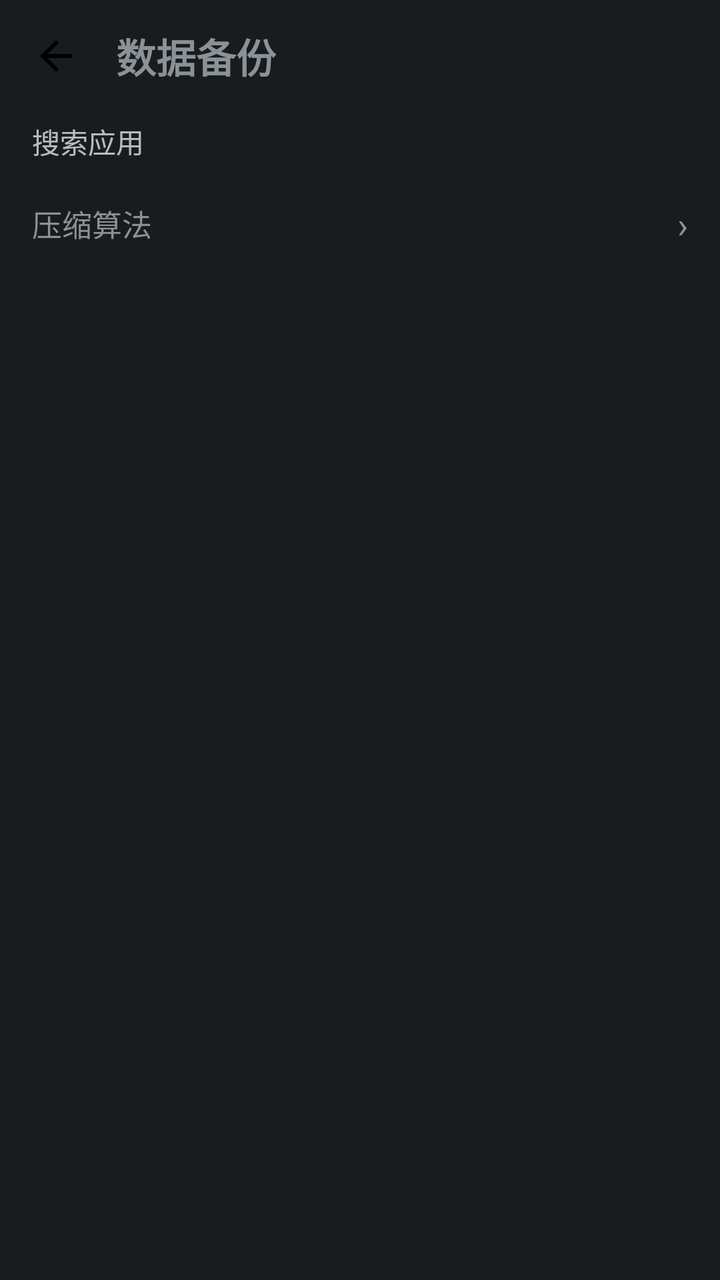
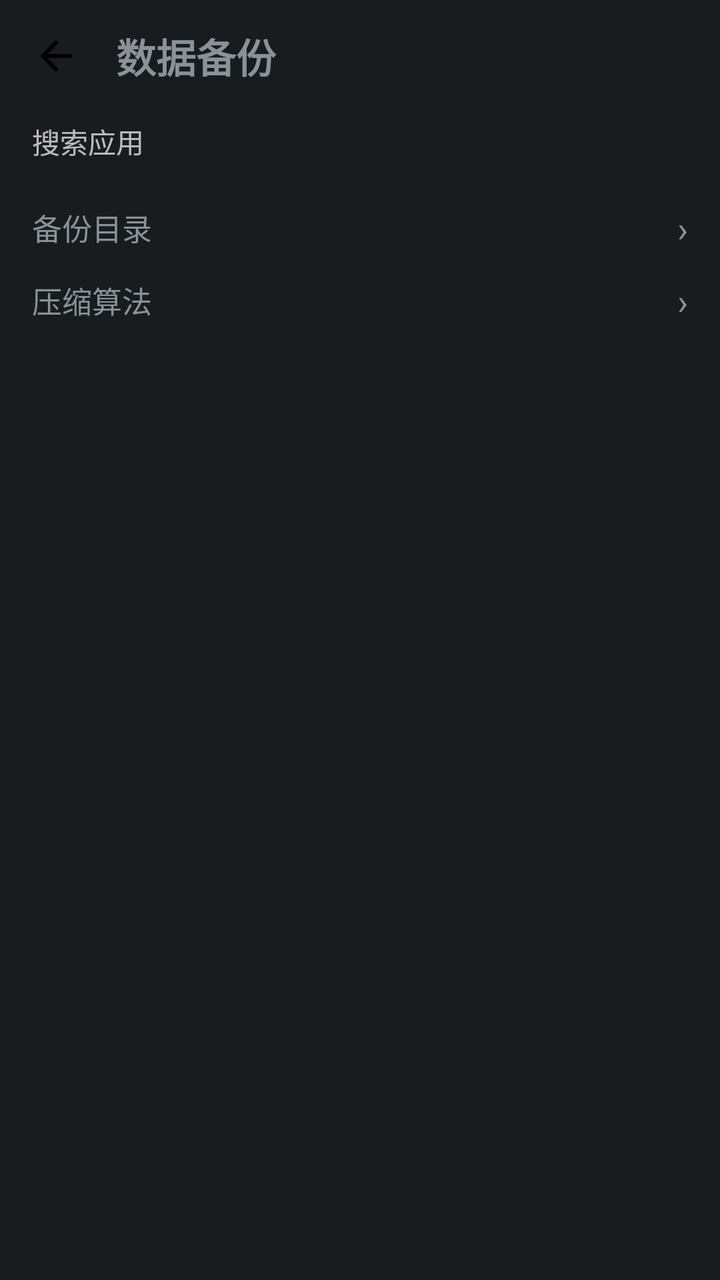

An Android layout rendered at two revisions. The XML below is the earlier revision; the diff shows what the commit changed to produce the second picture.
<!-- AndroidManifest.xml: application theme android:Theme.DeviceDefault.NoActionBar -->
<!-- res/layout/activity_backup.xml -->
<?xml version="1.0" encoding="utf-8"?>
<LinearLayout xmlns:android="http://schemas.android.com/apk/res/android"
    android:id="@+id/bk_root"
    android:layout_width="match_parent"
    android:layout_height="match_parent"
    android:orientation="vertical">

    <LinearLayout
        android:id="@+id/bk_header"
        android:layout_width="match_parent"
        android:layout_height="56dp"
        android:orientation="horizontal"
        android:gravity="center_vertical"
        android:paddingStart="6dp"
        android:paddingEnd="12dp">

        <ImageButton
            android:id="@+id/bk_back"
            android:layout_width="44dp"
            android:layout_height="44dp"
            android:padding="10dp"
            android:background="?android:attr/selectableItemBackgroundBorderless"
            android:src="@drawable/ic_back"
            android:scaleType="fitCenter"
            android:contentDescription="返回" />

        <TextView
            android:id="@+id/bk_title"
            android:layout_width="0dp"
            android:layout_height="wrap_content"
            android:layout_weight="1"
            android:layout_marginStart="8dp"
            android:text="@string/sec_backup"
            android:textSize="20sp"
            android:textStyle="bold" />

        
        <TextView
            android:id="@+id/bk_add"
            android:layout_width="wrap_content"
            android:layout_height="wrap_content"
            android:paddingStart="12dp"
            android:paddingEnd="12dp"
            android:paddingTop="8dp"
            android:paddingBottom="8dp"
            android:text="＋"
            android:textSize="20sp"
            android:visibility="gone" />

        
        <TextView
            android:id="@+id/bk_import"
            android:layout_width="wrap_content"
            android:layout_height="wrap_content"
            android:paddingStart="10dp"
            android:paddingEnd="10dp"
            android:paddingTop="8dp"
            android:paddingBottom="8dp"
            android:text="@string/backup_import"
            android:textSize="13sp"
            android:visibility="gone" />

        
        <TextView
            android:id="@+id/bk_sel_count"
            android:layout_width="wrap_content"
            android:layout_height="wrap_content"
            android:textSize="13sp"
            android:visibility="gone" />

        <TextView
            android:id="@+id/bk_sel_all"
            android:layout_width="wrap_content"
            android:layout_height="wrap_content"
            android:paddingStart="12dp"
            android:paddingEnd="12dp"
            android:paddingTop="8dp"
            android:paddingBottom="8dp"
            android:text="@string/backup_sel_all"
            android:textSize="13sp"
            android:visibility="gone" />

        <TextView
            android:id="@+id/bk_sel_inv"
            android:layout_width="wrap_content"
            android:layout_height="wrap_content"
            android:paddingStart="8dp"
            android:paddingEnd="8dp"
            android:paddingTop="8dp"
            android:paddingBottom="8dp"
            android:text="@string/backup_invert"
            android:textSize="13sp"
            android:visibility="gone" />

        <TextView
            android:id="@+id/bk_sel_more"
            android:layout_width="wrap_content"
            android:layout_height="wrap_content"
            android:paddingStart="8dp"
            android:paddingEnd="4dp"
            android:paddingTop="8dp"
            android:paddingBottom="8dp"
            android:text="⋮"
            android:textSize="20sp"
            android:visibility="gone" />
    </LinearLayout>

    
    <LinearLayout
        android:layout_width="match_parent"
        android:layout_height="wrap_content"
        android:orientation="horizontal"
        android:gravity="center_vertical"
        android:paddingStart="16dp"
        android:paddingEnd="12dp"
        android:paddingBottom="6dp">

        <EditText
            android:id="@+id/bk_search"
            android:layout_width="0dp"
            android:layout_height="wrap_content"
            android:layout_weight="1"
            android:hint="@string/backup_search_hint"
            android:inputType="text"
            android:maxLines="1"
            android:textSize="14sp"
            android:background="@null" />

        <TextView
            android:id="@+id/bk_filter"
            android:layout_width="wrap_content"
            android:layout_height="wrap_content"
            android:paddingStart="10dp"
            android:paddingEnd="4dp"
            android:paddingTop="6dp"
            android:paddingBottom="6dp"
            android:textSize="13sp" />
    </LinearLayout>

    <TextView
        android:id="@+id/bk_hint"
        android:layout_width="match_parent"
        android:layout_height="wrap_content"
        android:paddingStart="16dp"
        android:paddingEnd="16dp"
        android:paddingBottom="8dp"
        android:lineSpacingExtra="3dp"
        android:textSize="12sp"
        android:visibility="gone" />

    <LinearLayout
        android:id="@+id/bk_algo_row"
        android:layout_width="match_parent"
        android:layout_height="wrap_content"
        android:orientation="horizontal"
        android:gravity="center_vertical"
        android:paddingStart="16dp"
        android:paddingEnd="16dp"
        android:paddingTop="8dp"
        android:paddingBottom="10dp"
        android:background="?android:attr/selectableItemBackground">

        <TextView
            android:id="@+id/bk_algo_label"
            android:layout_width="0dp"
            android:layout_height="wrap_content"
            android:layout_weight="1"
            android:text="@string/backup_algo_row"
            android:textSize="15sp" />

        <TextView
            android:id="@+id/bk_algo_value"
            android:layout_width="wrap_content"
            android:layout_height="wrap_content"
            android:layout_marginEnd="4dp"
            android:textSize="13sp" />

        <TextView
            android:id="@+id/bk_algo_arrow"
            android:layout_width="wrap_content"
            android:layout_height="wrap_content"
            android:text="›"
            android:textSize="18sp" />
    </LinearLayout>

    
    <LinearLayout
        android:id="@+id/bk_progress"
        android:layout_width="match_parent"
        android:layout_height="wrap_content"
        android:orientation="horizontal"
        android:gravity="center_vertical"
        android:paddingStart="16dp"
        android:paddingEnd="16dp"
        android:paddingTop="8dp"
        android:paddingBottom="4dp"
        android:visibility="gone">

        <ProgressBar
            android:id="@+id/bk_progress_bar"
            style="?android:attr/progressBarStyleHorizontal"
            android:layout_width="0dp"
            android:layout_height="wrap_content"
            android:layout_weight="1"
            android:max="100" />

        <TextView
            android:id="@+id/bk_progress_text"
            android:layout_width="wrap_content"
            android:layout_height="wrap_content"
            android:layout_marginStart="12dp"
            android:textSize="13sp" />
    </LinearLayout>

    <View
        android:id="@+id/bk_divider"
        android:layout_width="match_parent"
        android:layout_height="1dp" />

    <FrameLayout
        android:layout_width="match_parent"
        android:layout_height="0dp"
        android:layout_weight="1">

        <ListView
            android:id="@+id/bk_list"
            android:layout_width="match_parent"
            android:layout_height="match_parent"
            android:divider="@null"
            android:scrollbars="vertical" />

        <TextView
            android:id="@+id/bk_empty"
            android:layout_width="match_parent"
            android:layout_height="wrap_content"
            android:layout_gravity="center"
            android:gravity="center"
            android:padding="32dp"
            android:lineSpacingExtra="4dp"
            android:text="@string/backup_empty_hint"
            android:textSize="13sp"
            android:visibility="gone" />
    </FrameLayout>
</LinearLayout>
<!-- resources referenced by this layout -->
<resources>
  <!-- drawable ic_back (drawable) -->
  <?xml version="1.0" encoding="utf-8"?>
  <vector xmlns:android="http://schemas.android.com/apk/res/android"
      android:width="24dp"
      android:height="24dp"
      android:viewportWidth="24"
      android:viewportHeight="24">
      <path
          android:fillColor="#FF000000"
          android:pathData="M20,11H7.83l5.59,-5.59L12,4l-8,8l8,8l1.41,-1.41L7.83,13H20v-2z" />
  </vector>
  <string name="backup_algo_row">压缩算法</string>
  <string name="backup_empty_hint">还没有备份。
  
  长按应用选「备份数据」可以随时建一份；克隆数据时目标空间原来的数据也会自动留一份在这里，可以选择压缩、恢复或导出。</string>
  <string name="backup_import">导入</string>
  <string name="backup_invert">反选</string>
  <string name="backup_search_hint">搜索应用</string>
  <string name="backup_sel_all">全选</string>
  <string name="sec_backup">数据备份</string>
</resources>

<!-- the commit's change to res/layout/activity_backup.xml (unified diff, before → after) -->
@@ -49,19 +49,6 @@
 
         
         <TextView
-            android:id="@+id/bk_import"
-            android:layout_width="wrap_content"
-            android:layout_height="wrap_content"
-            android:paddingStart="10dp"
-            android:paddingEnd="10dp"
-            android:paddingTop="8dp"
-            android:paddingBottom="8dp"
-            android:text="@string/backup_import"
-            android:textSize="13sp"
-            android:visibility="gone" />
-
-        
-        <TextView
             android:id="@+id/bk_sel_count"
             android:layout_width="wrap_content"
             android:layout_height="wrap_content"
@@ -147,6 +134,45 @@
         android:lineSpacingExtra="3dp"
         android:textSize="12sp"
         android:visibility="gone" />
+
+    <LinearLayout
+        android:id="@+id/bk_dir_row"
+        android:layout_width="match_parent"
+        android:layout_height="wrap_content"
+        android:orientation="horizontal"
+        android:gravity="center_vertical"
+        android:paddingStart="16dp"
+        android:paddingEnd="16dp"
+        android:paddingTop="10dp"
+        android:paddingBottom="4dp"
+        android:background="?android:attr/selectableItemBackground">
+
+        <TextView
+            android:id="@+id/bk_dir_label"
+            android:layout_width="wrap_content"
+            android:layout_height="wrap_content"
+            android:text="@string/backup_dir_row"
+            android:textSize="15sp" />
+
+        <TextView
+            android:id="@+id/bk_dir_value"
+            android:layout_width="0dp"
+            android:layout_height="wrap_content"
+            android:layout_weight="1"
+            android:layout_marginStart="12dp"
+            android:gravity="end"
+            android:maxLines="1"
+            android:ellipsize="start"
+            android:textSize="13sp" />
+
+        <TextView
+            android:id="@+id/bk_dir_arrow"
+            android:layout_width="wrap_content"
+            android:layout_height="wrap_content"
+            android:layout_marginStart="4dp"
+            android:text="&#8250;"
+            android:textSize="18sp" />
+    </LinearLayout>
 
     <LinearLayout
         android:id="@+id/bk_algo_row"
<!-- resource entries referenced after the edit -->
@@ -12,10 +12,10 @@
           android:pathData="M20,11H7.83l5.59,-5.59L12,4l-8,8l8,8l1.41,-1.41L7.83,13H20v-2z" />
   </vector>
   <string name="backup_algo_row">压缩算法</string>
+  <string name="backup_dir_row">备份目录</string>
   <string name="backup_empty_hint">还没有备份。
   
-  长按应用选「备份数据」可以随时建一份；克隆数据时目标空间原来的数据也会自动留一份在这里，可以选择压缩、恢复或导出。</string>
-  <string name="backup_import">导入</string>
+  长按应用选「备份数据」可以随时建一份；克隆数据时目标空间原来的数据也会自动打包一份到这里，可以选择压缩或恢复。</string>
   <string name="backup_invert">反选</string>
   <string name="backup_search_hint">搜索应用</string>
   <string name="backup_sel_all">全选</string>
